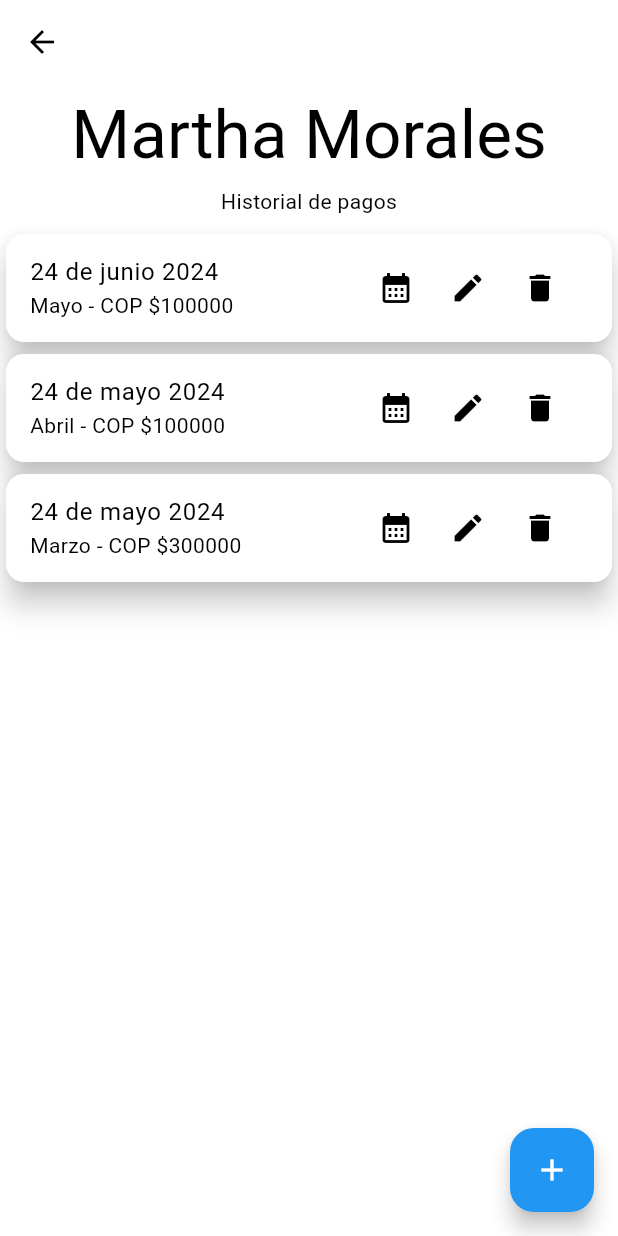
After one commit to Derjai/partners_dolinalpa, a Flutter app: the PaymentsScreen screen opened by its route, on a phone screen of 412 x 824 dp. The commit adds this screen. Run offline on Flutter 3.47's test engine with Material 3 defaults, Android fonts, the phone set to English and light mode, and no system bars; our stand-ins replace firebase_core, flutter_dotenv; accounts and stored records are empty.

Commit message:
feat: Add payments screen for viewing payment history

```diff
--- a/lib/main.dart
+++ b/lib/main.dart
@@ -1,6 +1,7 @@
 import 'package:firebase_core/firebase_core.dart';
 import 'package:flutter/material.dart';
 import 'package:flutter_dotenv/flutter_dotenv.dart';
+import 'package:partners_dolinalpa/pages/history.dart';
 import 'package:partners_dolinalpa/pages/home_screen.dart';
 import 'package:partners_dolinalpa/pages/login.dart';
 import 'package:partners_dolinalpa/pages/users.dart';
@@ -61,6 +62,7 @@ class MyApp extends StatelessWidget {
         '/': (context) => const LoginScreen(),
         '/home': (context) => const HomeScreen(),
         '/partners': (context) => const UserScreen(),
+        '/history': (context) => const PaymentsScreen(),
       },
     );
   }
--- /dev/null
+++ b/lib/pages/history.dart
@@ -0,0 +1,91 @@
+import 'package:flutter/material.dart';
+
+class PaymentsScreen extends StatefulWidget {
+  const PaymentsScreen({super.key});
+  @override
+  State<PaymentsScreen> createState() => _PaymentsScreenState();
+}
+
+class _PaymentsScreenState extends State<PaymentsScreen> {
+  final List<Map<String, dynamic>> payments = [
+    {
+      'fecha': '24 de junio 2024',
+      'mensualidad': 'Mayo',
+      'monto': '100000',
+    },
+    {
+      'fecha': '24 de mayo 2024',
+      'mensualidad': 'Abril',
+      'monto': '100000',
+    },
+    {
+      'fecha': '24 de mayo 2024',
+      'mensualidad': 'Marzo',
+      'monto': '300000',
+    },
+  ];
+  @override
+  Widget build(BuildContext context) {
+    return Scaffold(
+      appBar: AppBar(),
+      body: Column(
+        children: [
+          Padding(
+            padding: const EdgeInsets.all(8.0),
+            child: Text(
+              'Martha Morales',
+              style: Theme.of(context).textTheme.displayMedium,
+            ),
+          ),
+          const Padding(
+            padding: EdgeInsets.only(bottom: 8.0),
+            child: Text('Historial de pagos'),
+          ),
+          Expanded(
+            child: ListView.builder(
+                itemCount: payments.length,
+                itemBuilder: (context, index) {
+                  return Card(
+                      shadowColor: Colors.black,
+                      elevation: 8,
+                      child: ListTile(
+                        title: Text(payments[index]['fecha']),
+                        subtitle: Text(
+                            '${payments[index]['mensualidad']} - COP \$${payments[index]['monto']}'),
+                        trailing: Row(
+                          mainAxisSize: MainAxisSize.min,
+                          children: [
+                            IconButton(
+                              icon: const Icon(Icons.calendar_month),
+                              onPressed: () {
+                                // TODO: Implementar la funcionalidad de ver detalle
+                              },
+                            ),
+                            IconButton(
+                              icon: const Icon(Icons.edit),
+                              onPressed: () {
+                                // TODO: Implementar la funcionalidad de editar
+                              },
+                            ),
+                            IconButton(
+                              icon: const Icon(Icons.delete),
+                              onPressed: () {
+                                // TODO: Implementar la funcionalidad de borrar
+                              },
+                            ),
+                          ],
+                        ),
+                      ));
+                }),
+          )
+        ],
+      ),
+      floatingActionButton: FloatingActionButton(
+        onPressed: () {
+          // TODO: Implementar la funcionalidad de agregar
+        },
+        child: const Icon(Icons.add),
+      ),
+    );
+  }
+}
```
